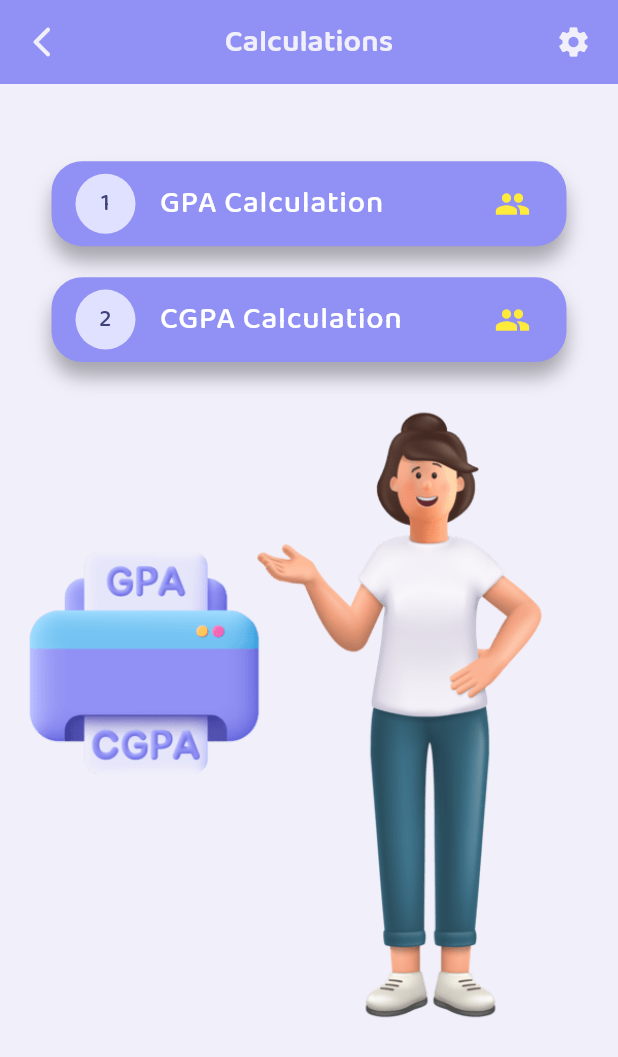
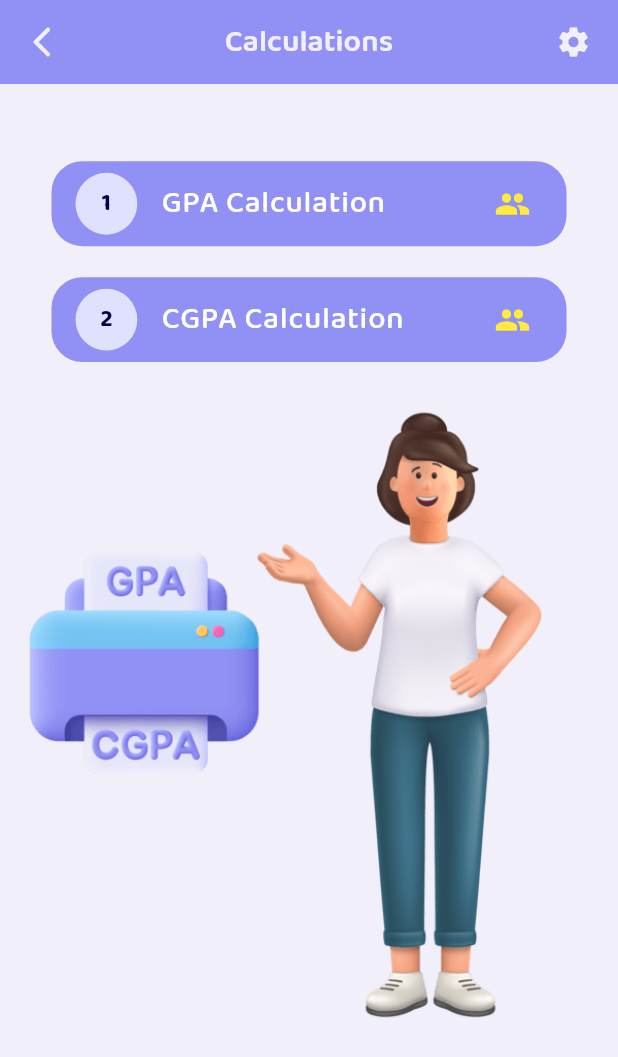
Before and after one commit to delbertkimbi/GPA_Guide, a Flutter app: the screen it shows after launch, in the side drawer, after a tap on "GPA Calculations", on a phone screen of 412 x 824 dp. Shown: the top 1057 px of the screen. Run offline on Flutter 3.47's test engine with Material 3 defaults, Android fonts, the phone set to English and light mode, and no system bars; our stand-ins replace auto_route, carousel_slider, dash_chat_2, firebase_auth, firebase_core, flutter_bloc and 11 more; accounts and stored records are empty.

Commit message:
Showing the sign in text at the navbar when user don't have an account

```diff
--- a/gpa_calcos/lib/Presentation/Custom/files/custom_plan.dart
+++ b/gpa_calcos/lib/Presentation/Custom/files/custom_plan.dart
@@ -1,5 +1,6 @@
 import 'package:flutter/material.dart';
 import 'package:flutter_screenutil/flutter_screenutil.dart';
+import 'package:gpa_calcos/Presentation/Custom/files/colors.dart';
 
 class OptionBox extends StatelessWidget {
   final String optiontext;
@@ -23,14 +24,14 @@ class OptionBox extends StatelessWidget {
       decoration: BoxDecoration(
         color: const Color(0xff9191F5),
         borderRadius: BorderRadius.circular(20.r),
-        boxShadow: [
-          BoxShadow(
-            color: Colors.black.withOpacity(0.3.r),
-            offset: const Offset(0, 10),
-            blurRadius: 10.0.r,
-            spreadRadius: 0.0,
-          ),
-        ],
+        // boxShadow: [
+        //   BoxShadow(
+        //     color: Colors.black.withOpacity(0.3.r),
+        //     offset: const Offset(0, 10),
+        //     blurRadius: 10.0.r,
+        //     spreadRadius: 0.0,
+        //   ),
+        // ],
       ),
       child: ListTile(
           title: Text(
@@ -42,7 +43,14 @@ class OptionBox extends StatelessWidget {
             ),
           ),
           leading: CircleAvatar(
-            child: Text(index),
+            radius: 20.h,
+            child: Text(
+              index,
+              style: TextStyle(
+                color: MainColors.color1,
+                fontWeight: FontWeight.bold,
+              ),
+            ),
           ),
           trailing: Icon(
             optionICon,
--- a/gpa_calcos/lib/home.dart
+++ b/gpa_calcos/lib/home.dart
@@ -78,12 +78,21 @@ class _HomePageState extends State<HomePage> {
                   )
                 : GestureDetector(
                     onTap: () => AutoRouter.of(context).push(const LogIn()),
-                    child: Text(
-                      'SignIn',
-                      style: TextStyle(
-                        color: MainColors.color1,
-                        fontSize: 15.sp,
-                        fontWeight: FontWeight.w400,
+                    child: Container(
+                      width: 55.r,
+                      height: 27.r,
+                      alignment: Alignment.center,
+                      padding: EdgeInsets.all(2.r),
+                      decoration: BoxDecoration(
+                          color: MainColors.color1,
+                          borderRadius: BorderRadius.circular(20.r)),
+                      child: Text(
+                        'LogIn',
+                        style: TextStyle(
+                          color: MainColors.color4,
+                          fontSize: 15.sp,
+                          fontWeight: FontWeight.bold,
+                        ),
                       ),
                     ),
                   ),
```
